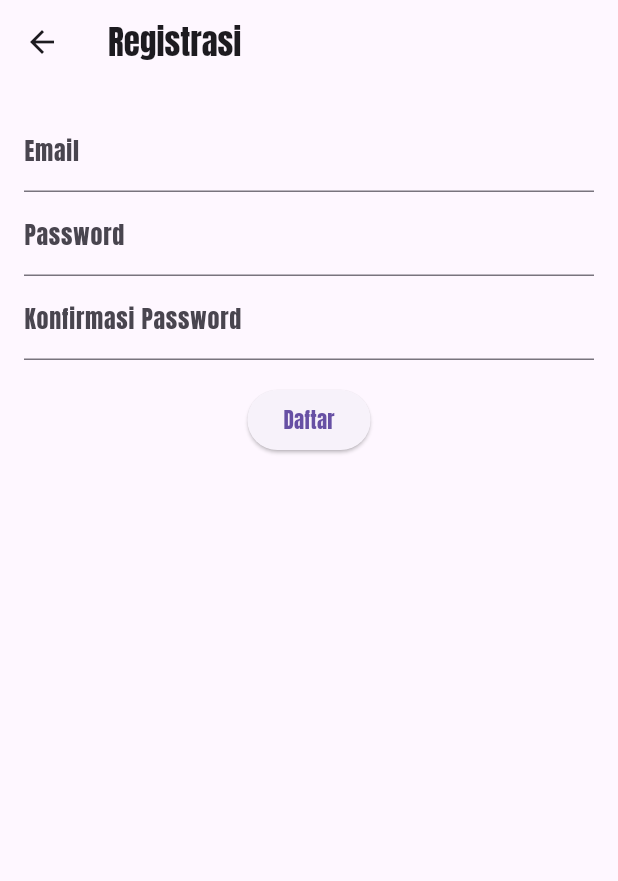
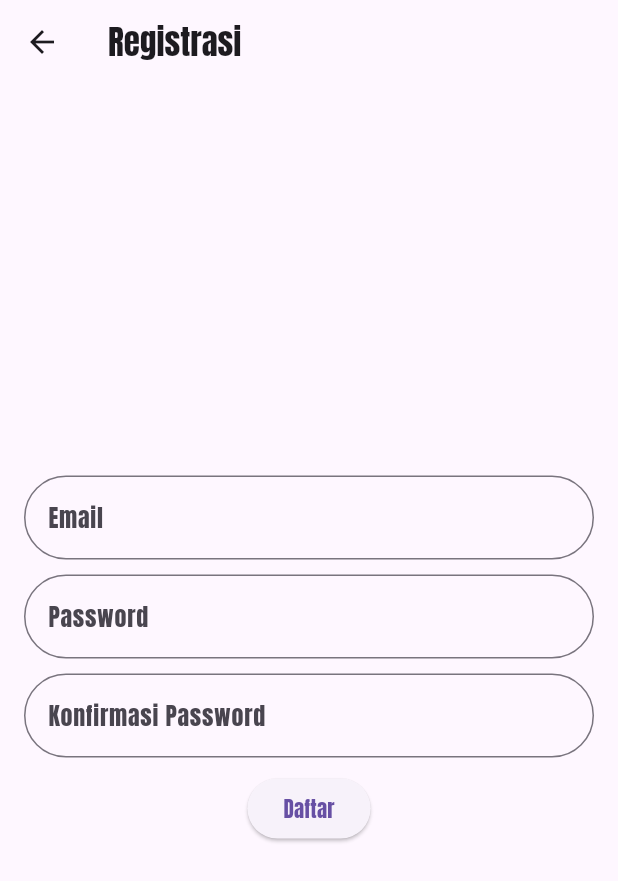
Before and after one commit to MYusufRahmana/AppTradeTrove, a Flutter app: the RegistrationScreen screen opened directly, on a phone screen of 412 x 824 dp. Shown: the top 881 px of the screen. Run offline on Flutter 3.47's test engine with Material 3 defaults, Android fonts, the phone set to English and light mode, and no system bars; our stand-ins replace animated_text_kit, firebase_auth, firebase_core, firebase_database; accounts and stored records are empty.

Commit message:
Tahap 1 : Fix registrasi

```diff
--- a/lib/authentication/registrasi_screen.dart
+++ b/lib/authentication/registrasi_screen.dart
@@ -3,7 +3,7 @@ import 'package:firebase_auth/firebase_auth.dart';
 import 'login_screen.dart';
 
 class RegistrationScreen extends StatefulWidget {
-  const RegistrationScreen({super.key});
+  const RegistrationScreen({Key? key}) : super(key: key);
 
   @override
   State<RegistrationScreen> createState() => _RegistrationScreenState();
@@ -20,26 +20,44 @@ class _RegistrationScreenState extends State<RegistrationScreen> {
       appBar: AppBar(
         title: const Text('Registrasi'),
       ),
-      body: Padding(
+      body: Center(
+        child: Padding(
           padding: const EdgeInsets.all(16.0),
           child: Column(
+            mainAxisAlignment: MainAxisAlignment.center,
             children: [
-            TextField(
+              TextFormField(
                 controller: _emailController,
-              decoration: const InputDecoration(labelText: 'Email'),
+                decoration: InputDecoration(
+                  labelText: 'Email',
+                  border: OutlineInputBorder(
+                    borderRadius: BorderRadius.circular(30.0),
                   ),
-            TextField(
+                ),
+              ),
+              SizedBox(height: 10.0),
+              TextFormField(
                 controller: _passwordController,
                 obscureText: true,
-              decoration: const InputDecoration(labelText: 'Password'),
+                decoration: InputDecoration(
+                  labelText: 'Password',
+                  border: OutlineInputBorder(
+                    borderRadius: BorderRadius.circular(30.0),
                   ),
-            TextField(
+                ),
+              ),
+              SizedBox(height: 10.0),
+              TextFormField(
                 controller: _confirmPasswordController,
                 obscureText: true,
-              decoration:
-                  const InputDecoration(labelText: 'Konfirmasi Password'),
+                decoration: InputDecoration(
+                  labelText: 'Konfirmasi Password',
+                  border: OutlineInputBorder(
+                    borderRadius: BorderRadius.circular(30.0),
                   ),
-            const SizedBox(height: 16.0),
+                ),
+              ),
+              SizedBox(height: 10.0),
               ElevatedButton(
                 child: const Text('Daftar'),
                 onPressed: () {
@@ -47,6 +65,7 @@ class _RegistrationScreenState extends State<RegistrationScreen> {
                 },
               )
             ],
+          ),
         ),
       ),
     );
@@ -61,6 +80,9 @@ class _RegistrationScreenState extends State<RegistrationScreen> {
         await FirebaseAuth.instance.createUserWithEmailAndPassword(
             email: _emailController.text, password: _passwordController.text);
         if (mounted) {
+          ScaffoldMessenger.of(context).showSnackBar(const SnackBar(
+            content: Text('Berhasil Mendaftar'),
+          ));
           Navigator.of(context).pushReplacement(
               MaterialPageRoute(builder: (context) => const LoginScreen()));
         }
--- a/pubspec.yaml
+++ b/pubspec.yaml
@@ -16,6 +16,7 @@ dependencies:
   flutter_launcher_icons: ^0.13.1
   flutter_native_splash: ^2.4.0
   flutter_signin_button: ^2.0.0
+  image_picker: ^1.0.7
 
 flutter_launch_icons:
   android: "launcher_icon"
```
Also changed, not shown: lib/services/registration_service.dart (added, +28 -0 lines), pubspec.lock, 7 other files. Lines whose indentation alone changed are shown as unchanged.
